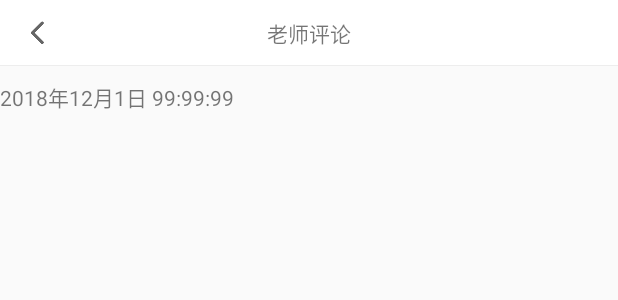
After one commit to cl19881314/HomeWork, an Android app: the layout activity_readover.xml on its own in the app's theme, with its tools: preview values and no code run, on a phone screen of 412 x 824 dp. The commit adds this screen. Shown: the top 300 px of the screen. Run offline under Robolectric (Android 15) with nearby library versions, the phone set to English and light mode, and no system bars.

Commit message:
查看批阅

```diff
--- a/lib_work/src/main/java/com/xlf/xsrt/work/student/adapter/StudentAdapter.kt
+++ b/lib_work/src/main/java/com/xlf/xsrt/work/student/adapter/StudentAdapter.kt
@@ -3,7 +3,9 @@ package com.xlf.xsrt.work.student.adapter
 import android.view.View
 import com.xlf.xsrt.work.R
 import com.xlf.xsrt.work.base.BaseRcyAdapter
+import com.xlf.xsrt.work.student.ReadOverActivity
 import com.xlf.xsrt.work.student.bean.StuHomwork
+import kotlinx.android.synthetic.main.item_homework_student.view.*
 
 class StudentAdapter : BaseRcyAdapter<StuHomwork>() {
     override fun initLayoutId(viewType: Int): Int {
@@ -11,5 +13,8 @@ class StudentAdapter : BaseRcyAdapter<StuHomwork>() {
     }
 
     override fun setItemContent(itemView: View, bean: StuHomwork, positon: Int) {
+        itemView.btn_checkMark_item_stu.setOnClickListener {
+            ReadOverActivity.start(itemView.context, bean.stuAnswerId!!)
+        }
     }
 }
--- a/lib_work/src/main/java/com/xlf/xsrt/work/student/bean/StuHomwork.kt
+++ b/lib_work/src/main/java/com/xlf/xsrt/work/student/bean/StuHomwork.kt
@@ -2,5 +2,6 @@ package com.xlf.xsrt.work.student.bean
 
 import com.xlf.xsrt.work.entry.BaseEntry
 
-class StuHomwork:BaseEntry() {
+class StuHomwork : BaseEntry() {
+    var stuAnswerId: Int? = null
 }
--- /dev/null
+++ b/lib_work/src/main/res/layout/activity_readover.xml
@@ -0,0 +1,26 @@
+<?xml version="1.0" encoding="utf-8"?>
+<LinearLayout xmlns:android="http://schemas.android.com/apk/res/android"
+    xmlns:app="http://schemas.android.com/apk/res-auto"
+    android:layout_width="match_parent"
+    android:layout_height="match_parent"
+    android:orientation="vertical">
+
+    <com.xlf.xsrt.work.widget.TitleBar
+        android:id="@+id/titlebar_readover"
+        android:layout_width="match_parent"
+        android:layout_height="44dp"
+        app:titleTxt="老师评论" />
+
+    <TextView
+        android:id="@+id/tv_time_readover"
+        android:layout_width="wrap_content"
+        android:layout_height="wrap_content"
+        android:layout_marginTop="10dp"
+        android:text="2018年12月1日 99:99:99" />
+
+    <TextView
+        android:id="@+id/tv_content_readover"
+        android:layout_width="match_parent"
+        android:layout_height="wrap_content"
+        android:layout_marginTop="10dp" />
+</LinearLayout>
--- a/lib_work/src/main/res/layout/item_homework_student.xml
+++ b/lib_work/src/main/res/layout/item_homework_student.xml
@@ -52,12 +52,14 @@
             android:textColor="#ff0000" />
 
         <Button
+            android:id="@+id/btn_checkMark_item_stu"
             android:layout_width="wrap_content"
             android:layout_height="wrap_content"
             android:layout_alignParentRight="true"
             android:background="@color/popwindow_font"
             android:text="查看批阅"
+            android:layout_alignParentBottom="true"
             android:textColor="@color/white"
-            android:visibility="gone" />
+            android:visibility="visible" />
     </RelativeLayout>
 </FrameLayout>
```
Also changed, not shown: lib_work/src/main/java/com/xlf/xsrt/work/base/RequestApi.kt (+11 -1 lines), lib_work/src/main/java/com/xlf/xsrt/work/base/RequestService.kt (+6 -1 lines), lib_work/src/main/java/com/xlf/xsrt/work/entry/BaseStudentEntry.kt (added, +7 -0 lines), lib_work/src/main/java/com/xlf/xsrt/work/student/ReadOverActivity.kt (added, +58 -0 lines), lib_work/src/main/java/com/xlf/xsrt/work/student/bean/TeacherComtentVo.kt (added, +10 -0 lines), lib_work/src/main/java/com/xlf/xsrt/work/student/model/ReadOvreModel.kt (added, +29 -0 lines).
